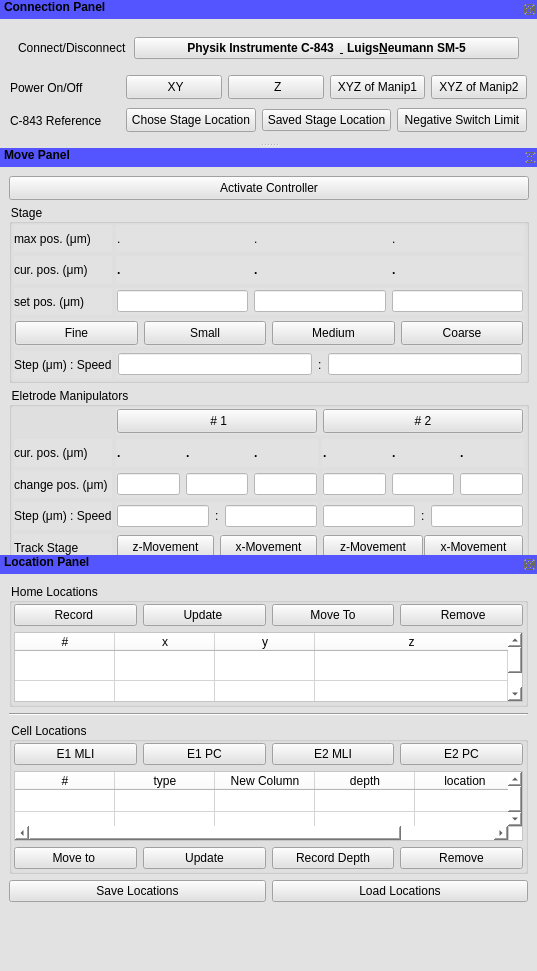
Before: the Qt Designer form manipulator.ui in mgraupe/ManipulatorControl, drawn with Qt 5.
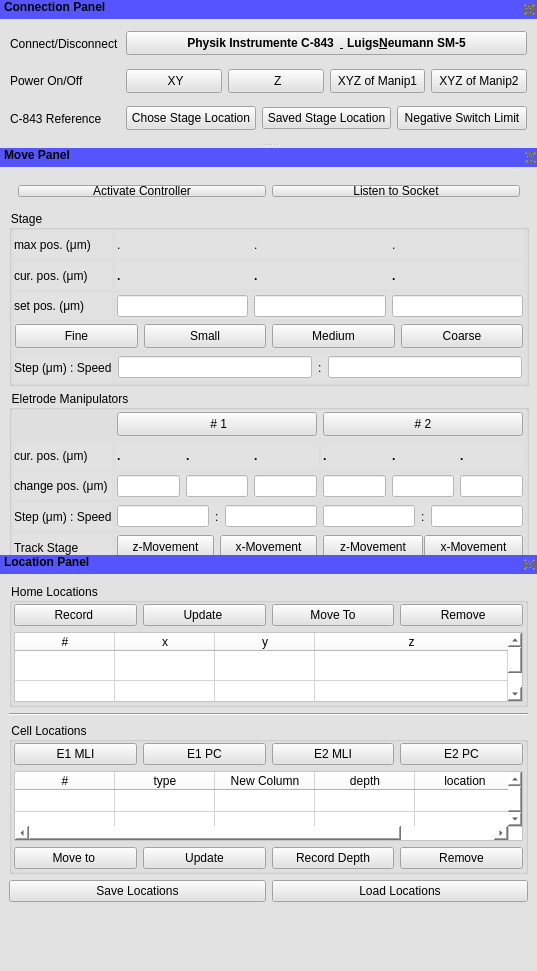
After: the same form once the commit is applied.

Commit message: added listen to socket button

Patch:
```diff
--- a/manipulator.ui
+++ b/manipulator.ui
@@ -251,6 +251,18 @@
      <item row="1" column="0" colspan="2">
       <widget class="QWidget" name="horizontalWidget" native="true">
        <layout class="QHBoxLayout" name="horizontalLayout_17">
+        <property name="leftMargin">
+         <number>1</number>
+        </property>
+        <property name="topMargin">
+         <number>1</number>
+        </property>
+        <property name="rightMargin">
+         <number>1</number>
+        </property>
+        <property name="bottomMargin">
+         <number>1</number>
+        </property>
         <item>
          <widget class="QLabel" name="label_8">
           <property name="maximumSize">
@@ -338,28 +350,6 @@
      <property name="verticalSpacing">
       <number>4</number>
      </property>
-     <item row="0" column="0" colspan="3">
-      <widget class="QPushButton" name="controllerActivateBtn">
-       <property name="maximumSize">
-        <size>
-         <width>16777215</width>
-         <height>24</height>
-        </size>
-       </property>
-       <property name="styleSheet">
-        <string notr="true"/>
-       </property>
-       <property name="text">
-        <string>Activate Controller</string>
-       </property>
-       <property name="checkable">
-        <bool>true</bool>
-       </property>
-       <property name="checked">
-        <bool>false</bool>
-       </property>
-      </widget>
-     </item>
      <item row="1" column="0" colspan="3">
       <widget class="QGroupBox" name="groupBox_3">
        <property name="font">
@@ -1272,6 +1262,53 @@
        </layout>
       </widget>
      </item>
+     <item row="0" column="0" colspan="3">
+      <widget class="QWidget" name="horizontalWidget" native="true">
+       <property name="maximumSize">
+        <size>
+         <width>16777215</width>
+         <height>30</height>
+        </size>
+       </property>
+       <layout class="QHBoxLayout" name="horizontalLayout_18">
+        <item>
+         <widget class="QPushButton" name="controllerActivateBtn">
+          <property name="maximumSize">
+           <size>
+            <width>16777215</width>
+            <height>24</height>
+           </size>
+          </property>
+          <property name="styleSheet">
+           <string notr="true"/>
+          </property>
+          <property name="text">
+           <string>Activate Controller</string>
+          </property>
+          <property name="checkable">
+           <bool>true</bool>
+          </property>
+          <property name="checked">
+           <bool>false</bool>
+          </property>
+         </widget>
+        </item>
+        <item>
+         <widget class="QPushButton" name="listenToSocketBtn">
+          <property name="text">
+           <string>Listen to Socket</string>
+          </property>
+          <property name="checkable">
+           <bool>true</bool>
+          </property>
+          <property name="checked">
+           <bool>false</bool>
+          </property>
+         </widget>
+        </item>
+       </layout>
+      </widget>
+     </item>
     </layout>
    </widget>
   </widget>
```
The commit also changes 1 other file.
